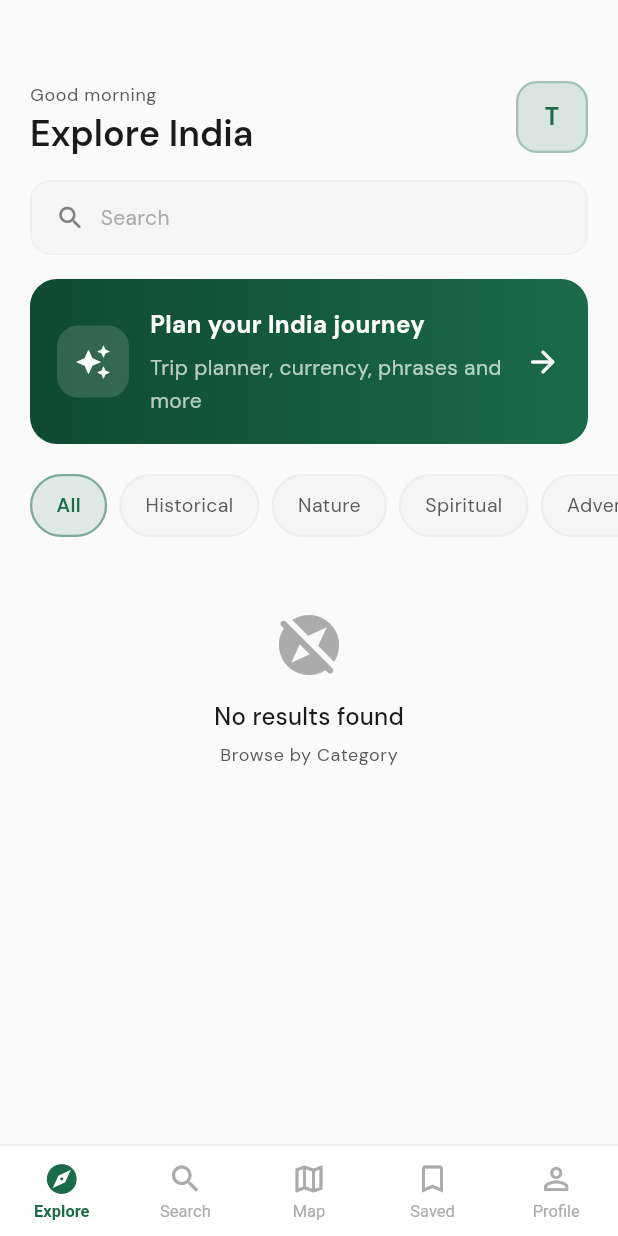
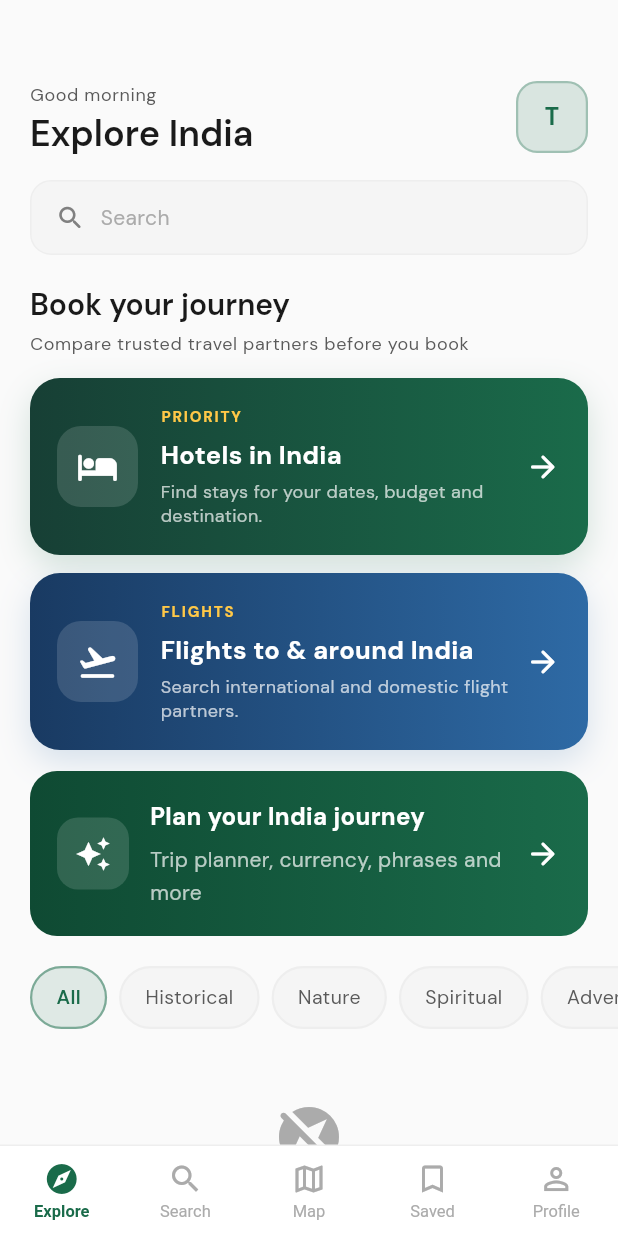
Before and after one commit to abhi-techie22/UnisafeX, a Flutter app: the HomeScreen screen opened by its route, on a phone screen of 412 x 824 dp. Run offline on Flutter 3.47's test engine with Material 3 defaults, Android fonts, the phone set to English and light mode, and no system bars; drawn by our look-alikes of flutter_animate; our stand-ins replace cached_network_image, connectivity_plus, country_picker, dio, easy_localization, equatable and 12 more; missing offline and left inert: maplibre_gl; accounts and stored records are empty; generated files the repository leaves out were written again.

Commit message:
Add hotel and flight partner booking flows

```diff
--- a/lib/core/router/app_router.dart
+++ b/lib/core/router/app_router.dart
@@ -11,6 +11,8 @@ import 'package:unisafex/core/widgets/main_scaffold.dart';
 import 'package:unisafex/features/auth/presentation/screens/auth_selection_screen.dart';
 import 'package:unisafex/features/auth/presentation/screens/login_screen.dart';
 import 'package:unisafex/features/auth/presentation/screens/register_screen.dart';
+import 'package:unisafex/features/booking/presentation/screens/flight_booking_screen.dart';
+import 'package:unisafex/features/booking/presentation/screens/hotel_booking_screen.dart';
 
 import 'package:unisafex/features/favorites/presentation/screens/favorites_screen.dart';
 import 'package:unisafex/features/home/presentation/screens/home_screen.dart';
@@ -251,6 +253,14 @@ GoRouter appRouter(
         path: AppRoutes.aiAssistant,
         builder: (context, state) => const AiTravelAssistantScreen(),
       ),
+      GoRoute(
+        path: AppRoutes.hotelBooking,
+        builder: (context, state) => const HotelBookingScreen(),
+      ),
+      GoRoute(
+        path: AppRoutes.flightBooking,
+        builder: (context, state) => const FlightBookingScreen(),
+      ),
     ],
     errorBuilder: (
       context,
@@ -303,4 +313,6 @@ class AppRoutes {
   static const String currencyHelper = '/travel-toolkit/currency';
   static const String phraseBook = '/travel-toolkit/phrase-book';
   static const String aiAssistant = '/travel-toolkit/ai-assistant';
+  static const String hotelBooking = '/booking/hotels';
+  static const String flightBooking = '/booking/flights';
 }
--- /dev/null
+++ b/lib/features/booking/presentation/widgets/booking_home_section.dart
@@ -0,0 +1,137 @@
+import 'package:flutter/material.dart';
+import 'package:go_router/go_router.dart';
+import 'package:unisafex/core/router/app_router.dart';
+import 'package:unisafex/core/theme/app_theme.dart';
+
+class BookingHomeSection extends StatelessWidget {
+  const BookingHomeSection({super.key});
+
+  @override
+  Widget build(BuildContext context) {
+    return Padding(
+      padding: const EdgeInsets.fromLTRB(20, 12, 20, 6),
+      child: Column(
+        crossAxisAlignment: CrossAxisAlignment.start,
+        children: [
+          Text(
+            'Book your journey',
+            style: Theme.of(context).textTheme.headlineSmall,
+          ),
+          const SizedBox(height: 4),
+          Text(
+            'Compare trusted travel partners before you book',
+            style: Theme.of(context).textTheme.bodySmall,
+          ),
+          const SizedBox(height: 14),
+          _BookingCard(
+            eyebrow: 'PRIORITY',
+            title: 'Hotels in India',
+            description: 'Find stays for your dates, budget and destination.',
+            icon: Icons.hotel_rounded,
+            colors: const [Color(0xFF173F35), AppColors.primary],
+            onTap: () => context.push(AppRoutes.hotelBooking),
+          ),
+          const SizedBox(height: 12),
+          _BookingCard(
+            eyebrow: 'FLIGHTS',
+            title: 'Flights to & around India',
+            description: 'Search international and domestic flight partners.',
+            icon: Icons.flight_takeoff_rounded,
+            colors: const [Color(0xFF193A62), Color(0xFF2E6AA5)],
+            onTap: () => context.push(AppRoutes.flightBooking),
+          ),
+        ],
+      ),
+    );
+  }
+}
+
+class _BookingCard extends StatelessWidget {
+  const _BookingCard({
+    required this.eyebrow,
+    required this.title,
+    required this.description,
+    required this.icon,
+    required this.colors,
+    required this.onTap,
+  });
+
+  final String eyebrow;
+  final String title;
+  final String description;
+  final IconData icon;
+  final List<Color> colors;
+  final VoidCallback onTap;
+
+  @override
+  Widget build(BuildContext context) {
+    return InkWell(
+      onTap: onTap,
+      borderRadius: BorderRadius.circular(20),
+      child: Ink(
+        padding: const EdgeInsets.all(18),
+        decoration: BoxDecoration(
+          gradient: LinearGradient(colors: colors),
+          borderRadius: BorderRadius.circular(20),
+          boxShadow: [
+            BoxShadow(
+              color: colors.last.withValues(alpha: 0.18),
+              blurRadius: 18,
+              offset: const Offset(0, 8),
+            ),
+          ],
+        ),
+        child: Row(
+          children: [
+            Container(
+              width: 54,
+              height: 54,
+              decoration: BoxDecoration(
+                color: Colors.white.withValues(alpha: 0.14),
+                borderRadius: BorderRadius.circular(16),
+              ),
+              child: Icon(icon, color: Colors.white, size: 28),
+            ),
+            const SizedBox(width: 15),
+            Expanded(
+              child: Column(
+                crossAxisAlignment: CrossAxisAlignment.start,
+                children: [
+                  Text(
+                    eyebrow,
+                    style: const TextStyle(
+                      color: AppColors.accentLight,
+                      fontSize: 10,
+                      fontWeight: FontWeight.w800,
+                      letterSpacing: 1.2,
+                    ),
+                  ),
+                  const SizedBox(height: 4),
+                  Text(
+                    title,
+                    style: const TextStyle(
+                      color: Colors.white,
+                      fontSize: 17,
+                      fontWeight: FontWeight.w700,
+                    ),
+                  ),
+                  const SizedBox(height: 3),
+                  Text(
+                    description,
+                    style: const TextStyle(
+                      color: Colors.white70,
+                      fontSize: 12,
+                      height: 1.35,
+                    ),
+                  ),
+                ],
+              ),
+            ),
+            const SizedBox(width: 8),
+            const Icon(Icons.arrow_forward_rounded, color: Colors.white),
+          ],
+        ),
+      ),
+    );
+  }
+}
--- a/lib/features/home/presentation/screens/home_screen.dart
+++ b/lib/features/home/presentation/screens/home_screen.dart
@@ -7,6 +7,7 @@ import 'package:unisafex/core/constants/app_constants.dart';
 import 'package:unisafex/core/router/app_router.dart';
 import 'package:unisafex/core/theme/app_theme.dart';
 import 'package:unisafex/features/auth/presentation/providers/auth_provider.dart';
+import 'package:unisafex/features/booking/presentation/widgets/booking_home_section.dart';
 import 'package:unisafex/features/home/presentation/providers/location_provider.dart';
 import 'package:unisafex/features/profile/presentation/providers/profile_provider.dart';
 import 'package:unisafex/features/tourism/domain/entities/tourism_place.dart';
@@ -165,6 +166,8 @@ class _HomeScreenState extends ConsumerState<HomeScreen> {
               ),
             ).animate().fadeIn(duration: 400.ms),
           ),
+
+          const SliverToBoxAdapter(child: BookingHomeSection()),
 
           SliverToBoxAdapter(
             child: Padding(
```
Also changed, not shown: lib/features/booking/data/booking_link_service.dart (added, +60 -0 lines), lib/features/booking/domain/booking_partner_config.dart (added, +22 -0 lines), lib/features/booking/presentation/screens/flight_booking_screen.dart (added, +184 -0 lines), lib/features/booking/presentation/screens/hotel_booking_screen.dart (added, +170 -0 lines), lib/features/booking/presentation/widgets/booking_form_widgets.dart (added, +160 -0 lines).
